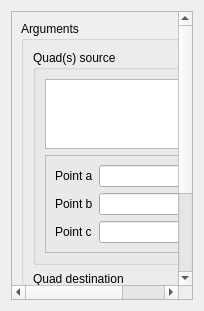
The window that src/HEXABLOCKGUI/ReplaceHexa_QTD.ui (SalomePlatform/hexablock) describes before a commit, drawn with Qt 5.
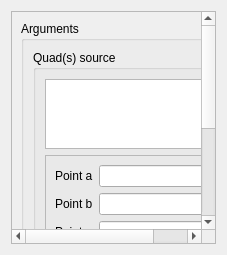
The same window after the commit.

```diff
--- a/src/HEXABLOCKGUI/ReplaceHexa_QTD.ui
+++ b/src/HEXABLOCKGUI/ReplaceHexa_QTD.ui
@@ -6,13 +6,13 @@
    <rect>
     <x>0</x>
     <y>0</y>
-    <width>204</width>
-    <height>311</height>
+    <width>227</width>
+    <height>255</height>
    </rect>
   </property>
   <property name="minimumSize">
    <size>
-    <width>5</width>
+    <width>0</width>
     <height>0</height>
    </size>
   </property>
```
